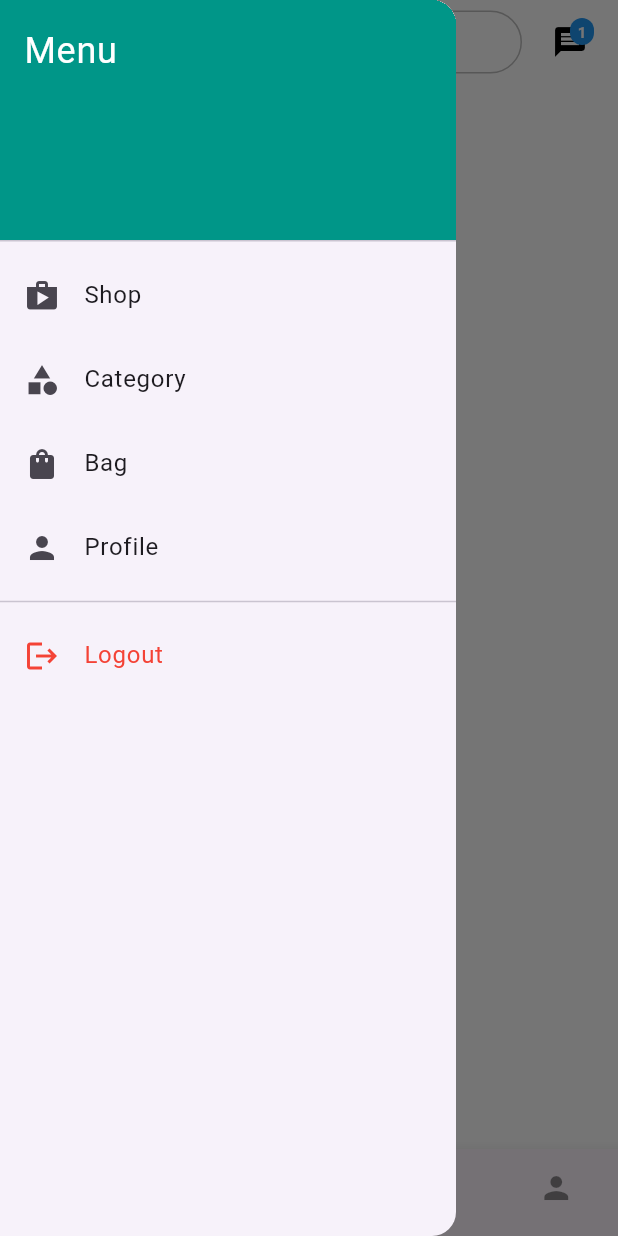
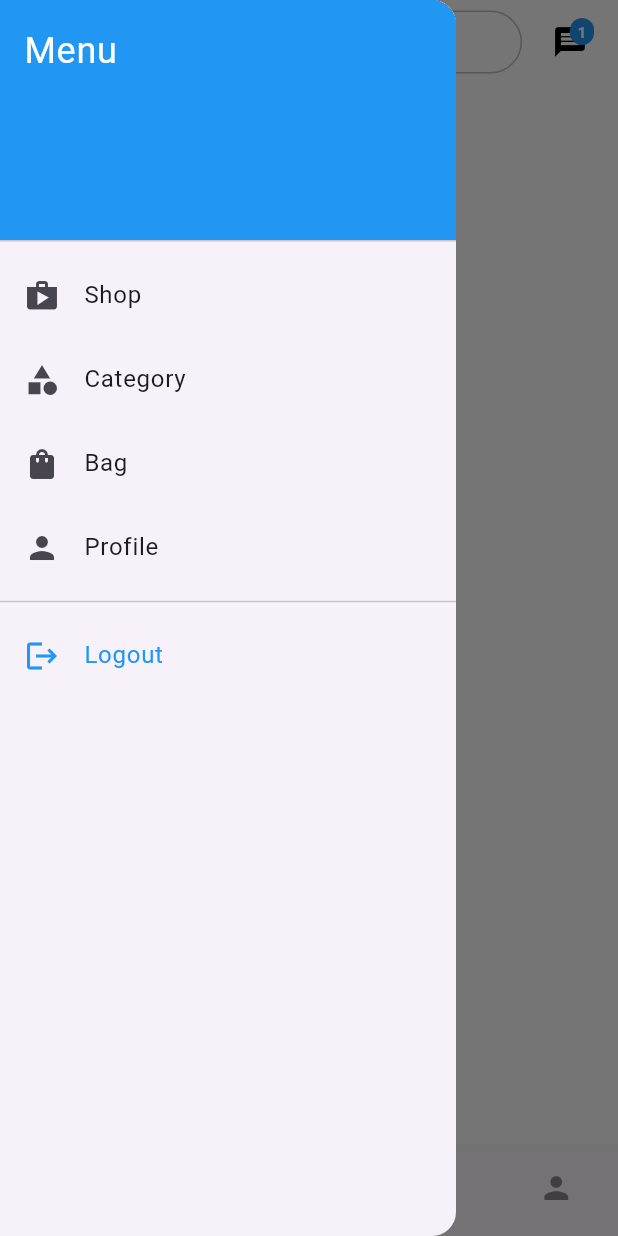
Before and after one commit to Dhrayblack/ijayworld, a Flutter app: the screen it shows after launch, after a tap on "Login", after a tap on the "menu" icon, on a phone screen of 412 x 824 dp. Run offline on Flutter 3.47's test engine with Material 3 defaults, Android fonts, the phone set to English and light mode, and no system bars.

Commit message:
Initial commit

```diff
--- a/lib/screens/category_page.dart
+++ b/lib/screens/category_page.dart
@@ -42,7 +42,7 @@ class CategoryPage extends StatelessWidget {
                 child: Column(
                   mainAxisAlignment: MainAxisAlignment.center,
                   children: [
-                    Icon(service['icon'], size: 40, color: Colors.teal),
+                    Icon(service['icon'], size: 40, color: Colors.blue),
                     const SizedBox(height: 10),
                     Text(
                       service['name'],
--- a/lib/screens/homepage.dart
+++ b/lib/screens/homepage.dart
@@ -128,7 +128,7 @@ class _HomePageState extends State<HomePage> {
           padding: EdgeInsets.zero,
           children: [
             const DrawerHeader(
-              decoration: BoxDecoration(color: Colors.teal),
+              decoration: BoxDecoration(color: Colors.blue),
               child: Text(
                 'Menu',
                 style: TextStyle(color: Colors.white, fontSize: 24),
@@ -156,8 +156,8 @@ class _HomePageState extends State<HomePage> {
             ),
             const Divider(),
             ListTile(
-              leading: const Icon(Icons.logout, color: Colors.red),
-              title: const Text('Logout', style: TextStyle(color: Colors.red)),
+              leading: const Icon(Icons.logout, color: Colors.blue),
+              title: const Text('Logout', style: TextStyle(color: Colors.blue)),
               onTap: () {
                 Navigator.pushAndRemoveUntil(
                   context,
@@ -175,7 +175,7 @@ class _HomePageState extends State<HomePage> {
       bottomNavigationBar: BottomNavigationBar(
         currentIndex: _selectedIndex,
         onTap: _onItemTapped,
-        selectedItemColor: Colors.teal,
+        selectedItemColor: Colors.blue,
         unselectedItemColor: Colors.black45,
         type: BottomNavigationBarType.fixed,
         showUnselectedLabels: false,
--- a/lib/screens/splash_screen.dart
+++ b/lib/screens/splash_screen.dart
@@ -72,7 +72,7 @@ class _SplashScreenState extends State<SplashScreen>
             const SizedBox(height: 50),
             const CircularProgressIndicator(
               color: Colors.blue,
-              strokeWidth: 3,
+              strokeWidth: 4,
             ),
           ],
         ),
```
Also changed, not shown: pubspec.lock.
